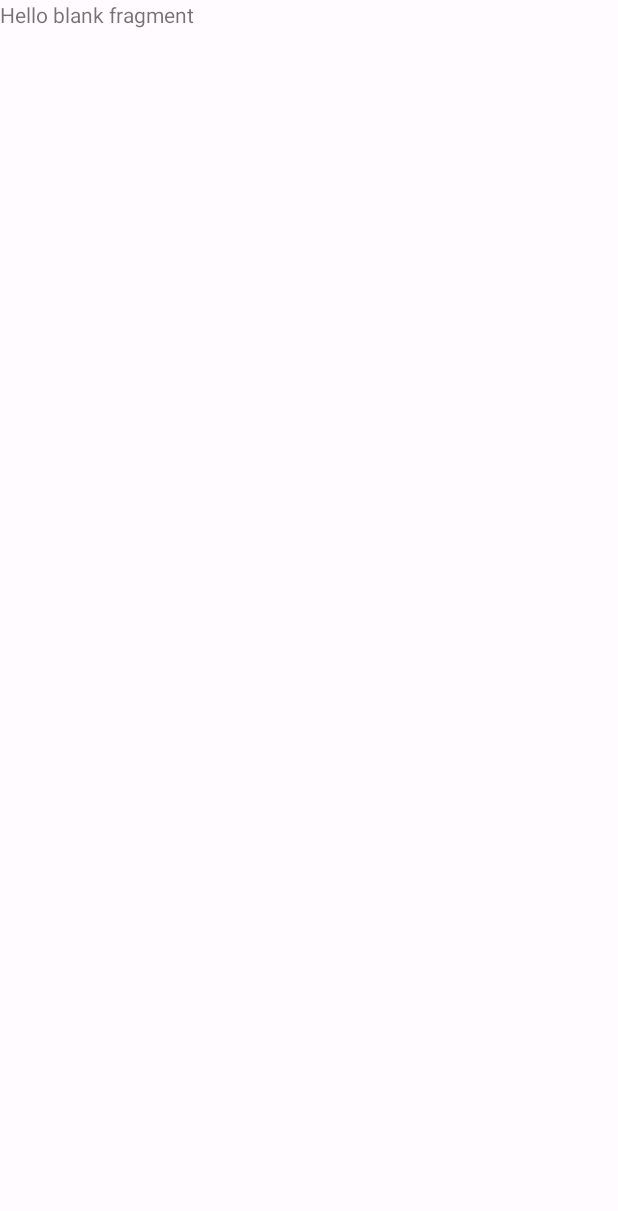
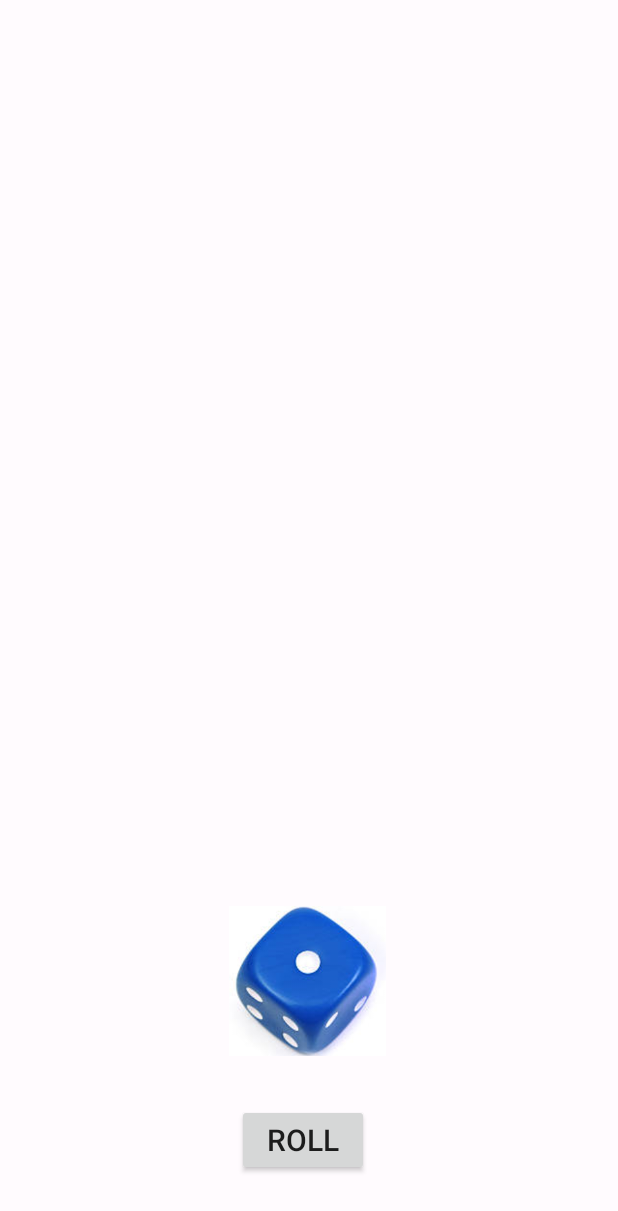
Before and after one commit to NonieLacra/SnakeAndLadder, an Android app: the Fragment3 screen opened through its navigation route, on a phone screen of 412 x 824 dp. Before the commit the part shown is almost empty. Shown: the top 1211 px of the screen. Run offline under Robolectric (Android 15) with nearby library versions, the light colour scheme and no system bars.

Commit message:
Initial Commit of Snake and Ladder

```diff
--- a/app/src/main/AndroidManifest.xml
+++ b/app/src/main/AndroidManifest.xml
@@ -12,6 +12,9 @@
         android:theme="@style/Theme.SnakeAndLadder"
         tools:targetApi="31">
         <activity
+            android:name=".GamePage"
+            android:exported="false" />
+        <activity
             android:name=".MainActivity"
             android:exported="true">
             <intent-filter>
--- a/app/src/main/java/ph/stacktrek/novare/ecommercenovare/lacra/snakeandladder/Fragment3.kt
+++ b/app/src/main/java/ph/stacktrek/novare/ecommercenovare/lacra/snakeandladder/Fragment3.kt
@@ -5,55 +5,39 @@ import androidx.fragment.app.Fragment
 import android.view.LayoutInflater
 import android.view.View
 import android.view.ViewGroup
+import android.widget.Button
+import android.widget.ImageView
+import android.widget.TextView
+import androidx.fragment.app.findFragment
+import kotlin.random.Random
 
-// TODO: Rename parameter arguments, choose names that match
-// the fragment initialization parameters, e.g. ARG_ITEM_NUMBER
-private const val ARG_PARAM1 = "param1"
-private const val ARG_PARAM2 = "param2"
 
-/**
- * A simple [Fragment] subclass.
- * Use the [Fragment3.newInstance] factory method to
- * create an instance of this fragment.
- */
 class Fragment3 : Fragment() {
-    // TODO: Rename and change types of parameters
-    private var param1: String? = null
-    private var param2: String? = null
 
-    override fun onCreate(savedInstanceState: Bundle?) {
-        super.onCreate(savedInstanceState)
-        arguments?.let {
-            param1 = it.getString(ARG_PARAM1)
-            param2 = it.getString(ARG_PARAM2)
-        }
-    }
 
     override fun onCreateView(
         inflater: LayoutInflater, container: ViewGroup?,
         savedInstanceState: Bundle?
     ): View? {
         // Inflate the layout for this fragment
-        return inflater.inflate(R.layout.fragment_3, container, false)
+        val view = inflater.inflate(R.layout.fragment_3, container, false)
+
+        val diceImage = view.findViewById<ImageView>(R.id.dice)
+        val rollBtn = view.findViewById<Button>(R.id.rollButton)
+
+
+        rollBtn.setOnClickListener {
+            val random = Random.nextInt(1, 7)
+            val drawableResources = when (random){
+                1 -> R.drawable.dice1
+                2 -> R.drawable.dice2
+                3 -> R.drawable.dice3
+                4 -> R.drawable.dice4
+                5 -> R.drawable.dice5
+                else -> R.drawable.dice6
+            }
+            diceImage.setImageResource(drawableResources)
+        }
+        return view
     }
-
-    companion object {
-        /**
-         * Use this factory method to create a new instance of
-         * this fragment using the provided parameters.
-         *
-         * @param param1 Parameter 1.
-         * @param param2 Parameter 2.
-         * @return A new instance of fragment Fragment3.
-         */
-        // TODO: Rename and change types and number of parameters
-        @JvmStatic
-        fun newInstance(param1: String, param2: String) =
-            Fragment3().apply {
-                arguments = Bundle().apply {
-                    putString(ARG_PARAM1, param1)
-                    putString(ARG_PARAM2, param2)
-                }
-            }
     }
-}
--- a/app/src/main/res/layout/fragment_3.xml
+++ b/app/src/main/res/layout/fragment_3.xml
@@ -1,14 +1,42 @@
 <?xml version="1.0" encoding="utf-8"?>
-<FrameLayout xmlns:android="http://schemas.android.com/apk/res/android"
+<androidx.constraintlayout.widget.ConstraintLayout xmlns:android="http://schemas.android.com/apk/res/android"
     xmlns:tools="http://schemas.android.com/tools"
     android:layout_width="match_parent"
     android:layout_height="match_parent"
+    xmlns:app="http://schemas.android.com/apk/res-auto"
     tools:context=".Fragment3">
 
-    <!-- TODO: Update blank fragment layout -->
-    <TextView
-        android:layout_width="match_parent"
-        android:layout_height="match_parent"
-        android:text="@string/hello_blank_fragment" />
 
-</FrameLayout>
+    <ImageView
+        android:id="@+id/dice"
+        android:layout_width="110dp"
+        android:layout_height="100dp"
+        android:layout_marginBottom="120dp"
+        android:importantForAccessibility="no"
+        app:layout_constraintBottom_toBottomOf="parent"
+        app:layout_constraintEnd_toEndOf="parent"
+        app:layout_constraintHorizontal_bias="0.497"
+        app:layout_constraintStart_toStartOf="parent"
+        app:layout_constraintTop_toTopOf="parent"
+        app:layout_constraintVertical_bias="1.0"
+        android:src="@drawable/dice1"
+        />
+
+
+    <Button
+        android:id="@+id/rollButton"
+        android:layout_width="wrap_content"
+        android:layout_height="wrap_content"
+        android:layout_marginStart="8dp"
+        android:layout_marginTop="32dp"
+        android:src="@drawable/dice1"
+        android:text="ROLL"
+        android:textSize="20dp"
+        app:layout_constraintStart_toStartOf="@id/dice"
+        app:layout_constraintTop_toBottomOf="@id/dice"
+
+
+        />
+
+
+</androidx.constraintlayout.widget.ConstraintLayout>
```
Also changed, not shown: app/src/main/res/drawable/dice1.png (added), app/src/main/res/drawable/dice2.png (added), app/src/main/res/drawable/dice3.png (added), app/src/main/res/drawable/dice4.png (added), app/src/main/res/drawable/dice5.png (added), app/src/main/res/drawable/dice6.png (added).
